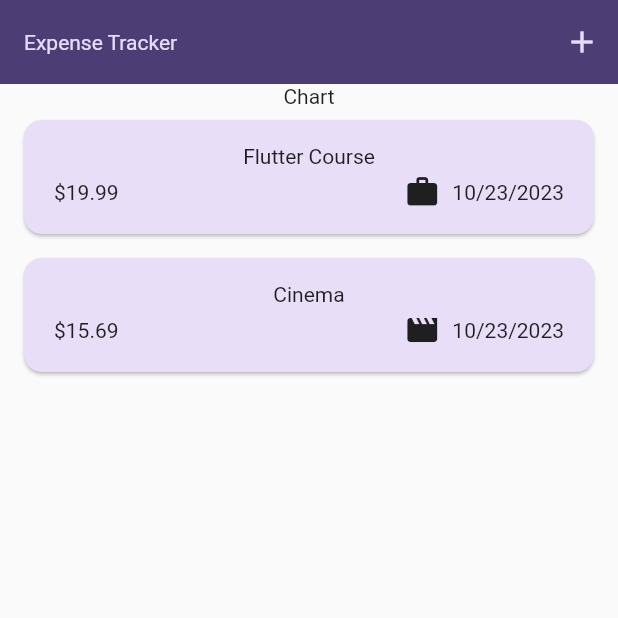
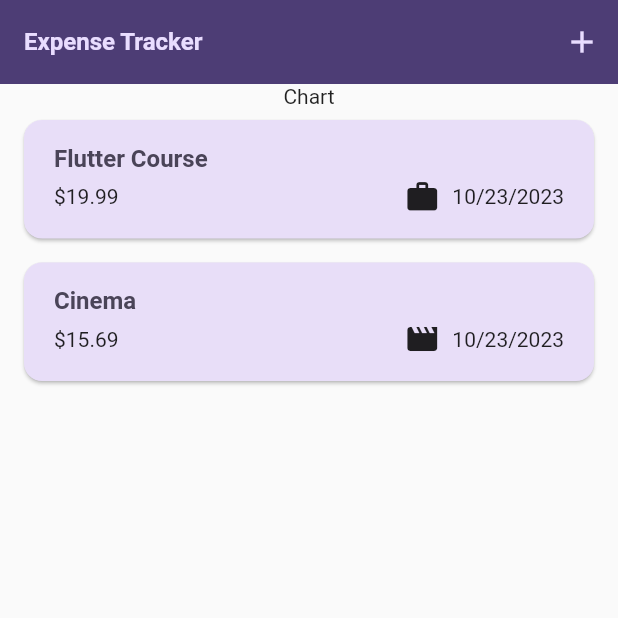
Before and after one commit to abundanceesim/expense_tracker, a Flutter app: the screen it shows after launch, on a phone screen of 412 x 824 dp, the top half of it. Run offline on Flutter 3.47's test engine with Material 2 defaults, Android fonts, the phone set to English and light mode, and no system bars.

Commit message:
Apply theme to specific widgets

```diff
--- a/lib/main.dart
+++ b/lib/main.dart
@@ -26,9 +26,9 @@ void main() {
         ),
         textTheme: ThemeData().textTheme.copyWith(
               titleLarge: TextStyle(
-                fontWeight: FontWeight.normal,
+                fontWeight: FontWeight.bold,
                 color: kColorScheme.onSecondaryContainer,
-                fontSize: 14,
+                fontSize: 16,
               ),
             ),
       ),
--- a/lib/widgets/expenses_list/expense_item.dart
+++ b/lib/widgets/expenses_list/expense_item.dart
@@ -11,8 +11,13 @@ class ExpenseItem extends StatelessWidget {
     return Card(
       child: Padding(
         padding: const EdgeInsets.symmetric(horizontal: 20, vertical: 16),
-        child: Column(children: [
-          Text(expense.title),
+        child: Column(
+          crossAxisAlignment: CrossAxisAlignment.start,
+          children: [
+          Text(
+            expense.title,
+            style: Theme.of(context).textTheme.titleLarge,
+          ),
           const SizedBox(
             height: 4,
           ),
--- a/lib/widgets/expenses_list/expenses_list.dart
+++ b/lib/widgets/expenses_list/expenses_list.dart
@@ -4,7 +4,8 @@ import 'package:flutter/material.dart';
 
 // Creates a list of Expenses (Expense objs)
 class ExpensesList extends StatelessWidget {
-  const ExpensesList({super.key, required this.expenses, required this.onRemoveExpense});
+  const ExpensesList(
+      {super.key, required this.expenses, required this.onRemoveExpense});
   final List<Expense> expenses;
   final void Function(Expense expense) onRemoveExpense;
 
@@ -14,10 +15,17 @@ class ExpensesList extends StatelessWidget {
       itemCount: expenses.length,
       itemBuilder: ((ctx, index) => Dismissible(
             key: ValueKey(expenses[index]),
-              onDismissed: (direction){
+            background: Container(
+              // red background when swiping to delete expense
+              color: Theme.of(context).colorScheme.error.withOpacity(0.75),
+              margin: EdgeInsets.symmetric(
+                  horizontal: Theme.of(context).cardTheme.margin!.horizontal),
+            ),
+            onDismissed: (direction) {
               onRemoveExpense(expenses[index]);
             },
             child: ExpenseItem(expenses[index]),
-            )));
+          )),
+    );
   }
 }
```
Lines whose indentation alone changed are shown as unchanged.
